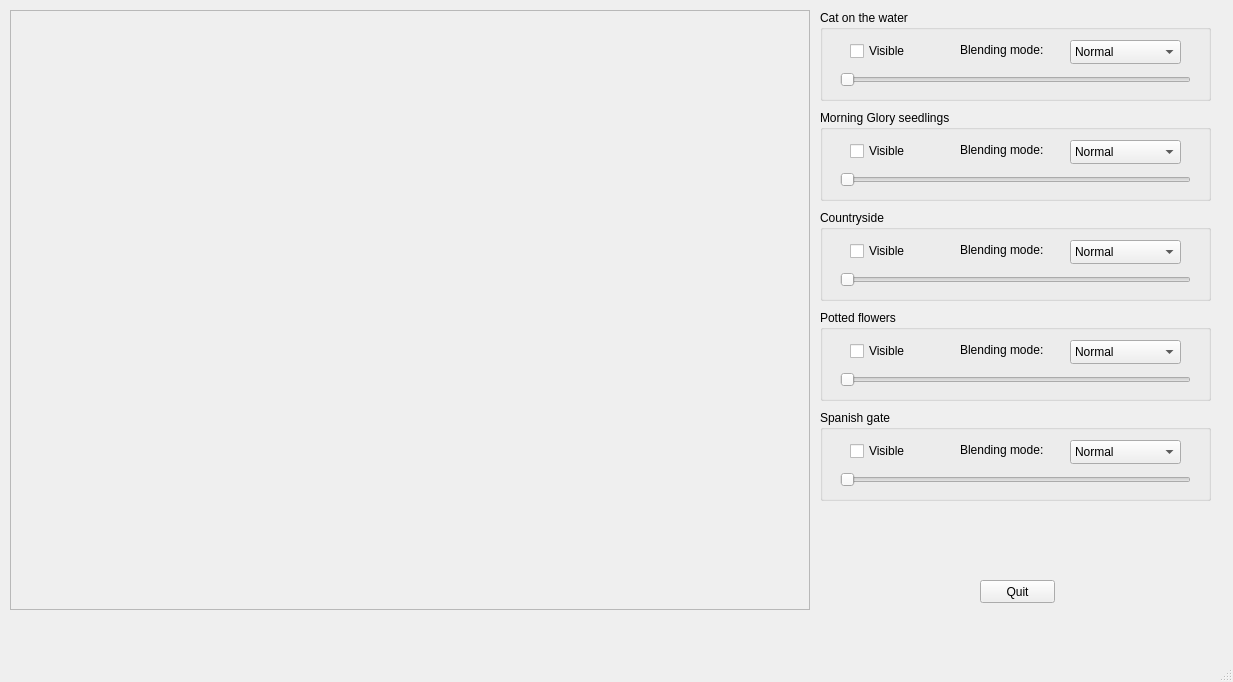
Before: the Qt Designer form mywindow.ui in jasienieckih/lgim8, drawn with Qt 5.
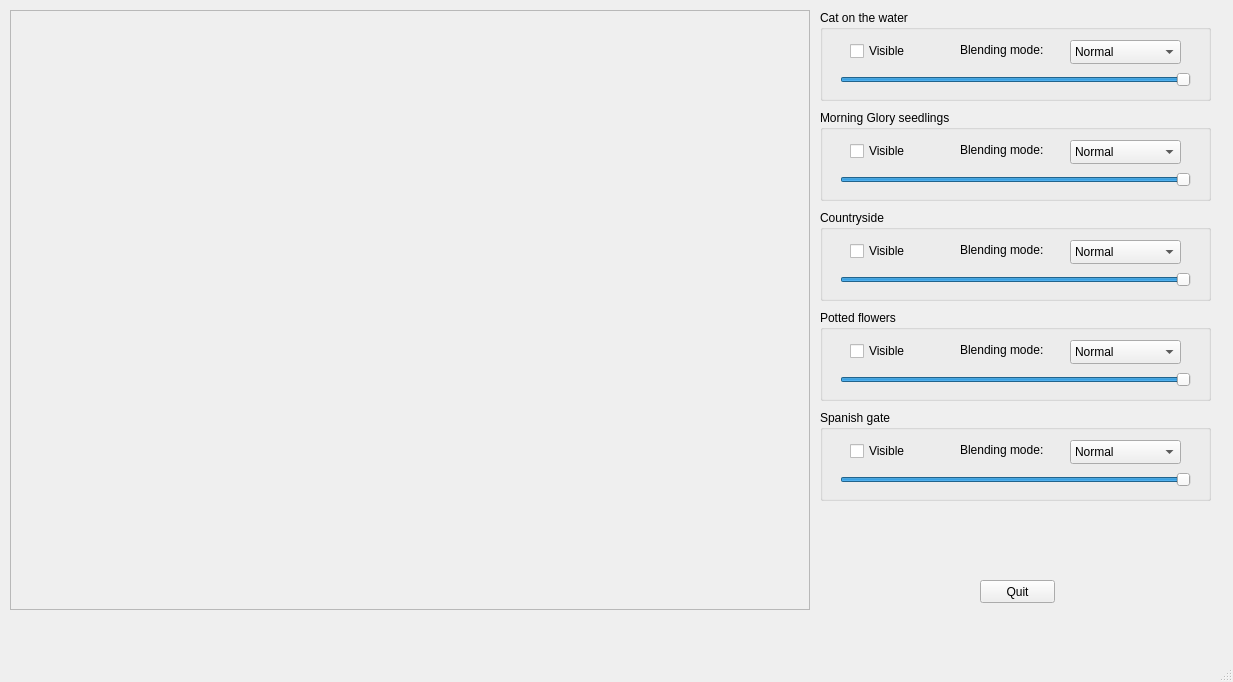
After: the same form once the commit is applied.

Commit message: Move alpha sliders to 1.0 by default

What changed in the file:
```diff
--- a/mywindow.ui
+++ b/mywindow.ui
@@ -80,6 +80,9 @@
      <property name="maximum">
       <number>1000</number>
      </property>
+     <property name="sliderPosition">
+      <number>1000</number>
+     </property>
      <property name="orientation">
       <enum>Qt::Horizontal</enum>
      </property>
@@ -180,6 +183,9 @@
      <property name="maximum">
       <number>1000</number>
      </property>
+     <property name="sliderPosition">
+      <number>1000</number>
+     </property>
      <property name="orientation">
       <enum>Qt::Horizontal</enum>
      </property>
@@ -280,6 +286,9 @@
      <property name="maximum">
       <number>1000</number>
      </property>
+     <property name="sliderPosition">
+      <number>1000</number>
+     </property>
      <property name="orientation">
       <enum>Qt::Horizontal</enum>
      </property>
@@ -380,6 +389,9 @@
      <property name="maximum">
       <number>1000</number>
      </property>
+     <property name="sliderPosition">
+      <number>1000</number>
+     </property>
      <property name="orientation">
       <enum>Qt::Horizontal</enum>
      </property>
@@ -480,6 +492,9 @@
      <property name="maximum">
       <number>1000</number>
      </property>
+     <property name="sliderPosition">
+      <number>1000</number>
+     </property>
      <property name="orientation">
       <enum>Qt::Horizontal</enum>
      </property>
```
The commit also changes 2 other files.
